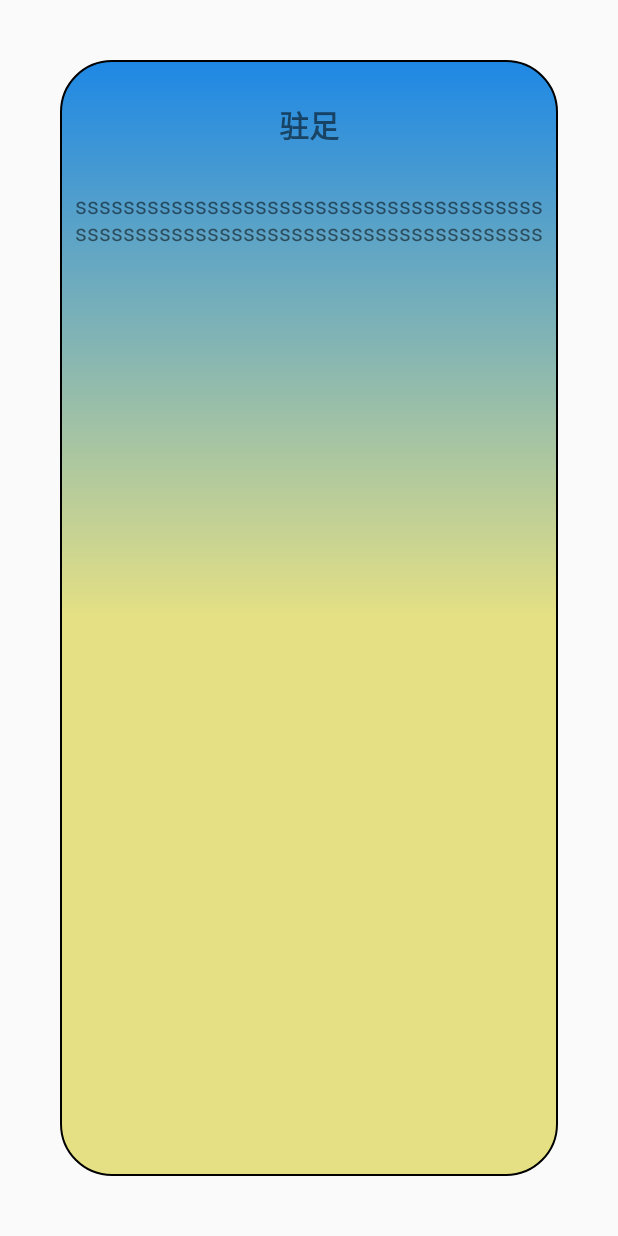
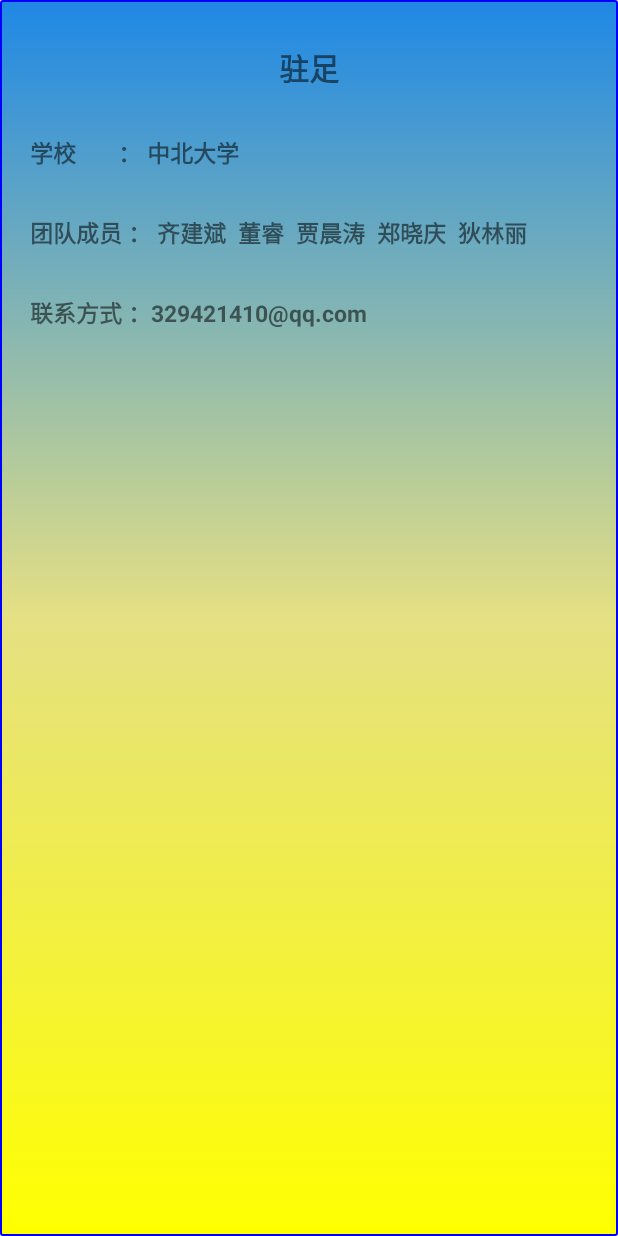
Before and after one commit to onlylemi/Indoor, an Android app: the layout dialog_introduce.xml on its own in the app's theme, with its tools: preview values and no code run, on a phone screen of 412 x 824 dp. Run offline under Robolectric (Android 15) with nearby library versions, the phone set to English and light mode, and no system bars.

Commit message:
2015/10/14 end

```diff
--- a/app/src/main/java/com/onlylemi/dr/activity/ReadyActivity.java
+++ b/app/src/main/java/com/onlylemi/dr/activity/ReadyActivity.java
@@ -86,6 +86,8 @@ public class ReadyActivity extends Activity {
         Assist.user = preferences.getString("user", "");
 
         judgeClearPictureCache(flag);
+
+        initData(flag);
 
         setContentView(R.layout.activity_ready);
         CheckThread.getCheckThread().startCheck();
@@ -264,6 +266,7 @@ public class ReadyActivity extends Activity {
                 //城市信息初始化
                 s = diskCache.read(diskCache.CityTableName);
                 JSONParse.parseCity(s);
+                handler.sendEmptyMessageDelayed(Constant.READY_GO, 1000);
             }
         }).start();
     }
--- a/app/src/main/res/drawable/introduce_background.xml
+++ b/app/src/main/res/drawable/introduce_background.xml
@@ -4,17 +4,17 @@
         <shape>
             <gradient
                 android:angle="90"
-                android:startColor="@color/custom_test_middle"
+                android:startColor="@color/yellow"
                 android:centerColor="@color/custom_test_middle"
                 android:endColor="@color/custom_test_end"
                 android:type="linear">
             </gradient>
             <stroke
-                android:color="@color/black"
+                android:color="@color/blue"
                 android:width="1dp">
             </stroke>
             <corners
-                android:radius="34dp">
+                android:radius="1dp">
             </corners>
         </shape>
     </item>
--- a/app/src/main/res/layout/dialog_introduce.xml
+++ b/app/src/main/res/layout/dialog_introduce.xml
@@ -2,9 +2,9 @@
 <LinearLayout xmlns:android="http://schemas.android.com/apk/res/android"
     android:layout_width="match_parent"
     android:layout_height="match_parent"
-    android:layout_margin="40dp"
     android:orientation="vertical"
-    android:background="@drawable/introduce_background">
+    android:background="@drawable/introduce_background"
+    android:layout_gravity="center">
 
 
     <TextView
@@ -12,18 +12,41 @@
         android:layout_height="wrap_content"
         android:text="@string/app_name"
         android:textSize="20sp"
-        android:layout_marginTop="28dp"
+        android:layout_marginTop="30dp"
         android:layout_gravity="center_horizontal"
         android:textStyle="bold"/>
     <TextView
-        android:id="@+id/dialog_introduce_tv"
+        android:id="@+id/dialog_introduce_school"
         android:layout_width="match_parent"
         android:layout_height="wrap_content"
-        android:layout_marginTop="28dp"
-        android:layout_marginLeft="10dp"
-        android:layout_marginRight="10dp"
+        android:layout_marginTop="30dp"
         android:textSize="15sp"
+        android:layout_marginLeft="20dp"
+        android:layout_marginRight="20dp"
         android:layout_gravity="center"
-        android:text="ssssssssssssssssssssssssssssssssssssssssssssssssssssssssssssssssssssssssssssss"/>
+        android:textStyle="bold"
+        android:text="学校       ： 中北大学"/>
+    <TextView
+        android:layout_width="match_parent"
+        android:layout_height="wrap_content"
+        android:layout_marginTop="30dp"
+        android:textSize="15sp"
+        android:layout_marginLeft="20dp"
+        android:layout_marginRight="20dp"
+        android:layout_gravity="center"
+        android:textStyle="bold"
+        android:lineSpacingMultiplier="1.6"
+        android:text="团队成员 ： 齐建斌  董睿  贾晨涛  郑晓庆  狄林丽" />
+    <TextView
+        android:layout_width="match_parent"
+        android:layout_height="wrap_content"
+        android:layout_marginTop="30dp"
+        android:textSize="15sp"
+        android:layout_marginLeft="20dp"
+        android:layout_marginRight="20dp"
+        android:layout_gravity="center"
+        android:textStyle="bold"
+        android:lineSpacingMultiplier="1.6"
+        android:text="联系方式 ：329421410@qq.com"/>
 
 </LinearLayout>
--- a/app/src/main/res/values/styles.xml
+++ b/app/src/main/res/values/styles.xml
@@ -99,4 +99,8 @@
         <item name="background">@color/custom</item>
     </style>
 
+    <style name="IntroduceDialog" parent="Base.Theme.AppCompat.Dialog">
+        <item name="android:background">@drawable/introduce_background</item>
+    </style>
+
 </resources>
```
Also changed, not shown: app/src/main/java/com/onlylemi/dr/activity/MainActivity.java (+5 -5 lines), app/src/main/java/com/onlylemi/dr/util/IntrodruceDialog.java (+18 -16 lines).
